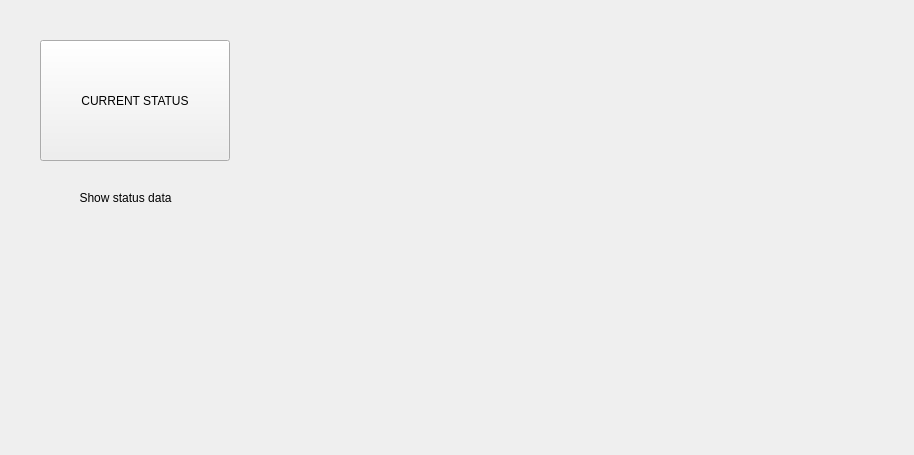
This is app/topwindow.ui in uos3/telemetry-app as Qt 5 draws it before an edit. The edited form follows.
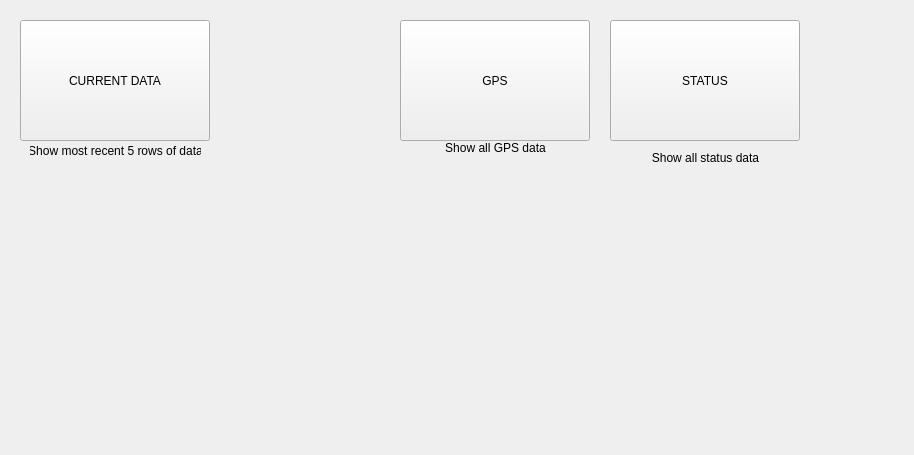
This is the edited form.

Commit message: Add GPS data window to show data from gps table Add button to open new gps window in the top window Add button to open upcoming current data window

The edit to the form file:
```diff
--- a/app/topwindow.ui
+++ b/app/topwindow.ui
@@ -16,27 +16,85 @@
   <widget class="QPushButton" name="CurrentStatusButton">
    <property name="geometry">
     <rect>
-     <x>40</x>
-     <y>40</y>
+     <x>610</x>
+     <y>20</y>
      <width>190</width>
      <height>121</height>
     </rect>
    </property>
    <property name="text">
-    <string>CURRENT STATUS</string>
+    <string>STATUS</string>
    </property>
   </widget>
   <widget class="QLabel" name="label">
    <property name="geometry">
     <rect>
-     <x>70</x>
-     <y>190</y>
+     <x>440</x>
+     <y>140</y>
      <width>111</width>
      <height>16</height>
     </rect>
    </property>
    <property name="text">
-    <string>Show status data</string>
+    <string>Show all GPS data</string>
+   </property>
+   <property name="alignment">
+    <set>Qt::AlignCenter</set>
+   </property>
+  </widget>
+  <widget class="QLabel" name="label_2">
+   <property name="geometry">
+    <rect>
+     <x>650</x>
+     <y>150</y>
+     <width>111</width>
+     <height>16</height>
+    </rect>
+   </property>
+   <property name="text">
+    <string>Show all status data</string>
+   </property>
+   <property name="alignment">
+    <set>Qt::AlignCenter</set>
+   </property>
+  </widget>
+  <widget class="QPushButton" name="GPSButton">
+   <property name="geometry">
+    <rect>
+     <x>400</x>
+     <y>20</y>
+     <width>190</width>
+     <height>121</height>
+    </rect>
+   </property>
+   <property name="text">
+    <string>GPS</string>
+   </property>
+  </widget>
+  <widget class="QPushButton" name="CurrentDataButton">
+   <property name="geometry">
+    <rect>
+     <x>20</x>
+     <y>20</y>
+     <width>190</width>
+     <height>121</height>
+    </rect>
+   </property>
+   <property name="text">
+    <string>CURRENT DATA</string>
+   </property>
+  </widget>
+  <widget class="QLabel" name="label_3">
+   <property name="geometry">
+    <rect>
+     <x>30</x>
+     <y>140</y>
+     <width>171</width>
+     <height>21</height>
+    </rect>
+   </property>
+   <property name="text">
+    <string>Show most recent 5 rows of data</string>
    </property>
    <property name="alignment">
     <set>Qt::AlignCenter</set>
```
Left out of the diff: 2 changed lines with no effect on the pictures. The commit also changes 6 other files.
